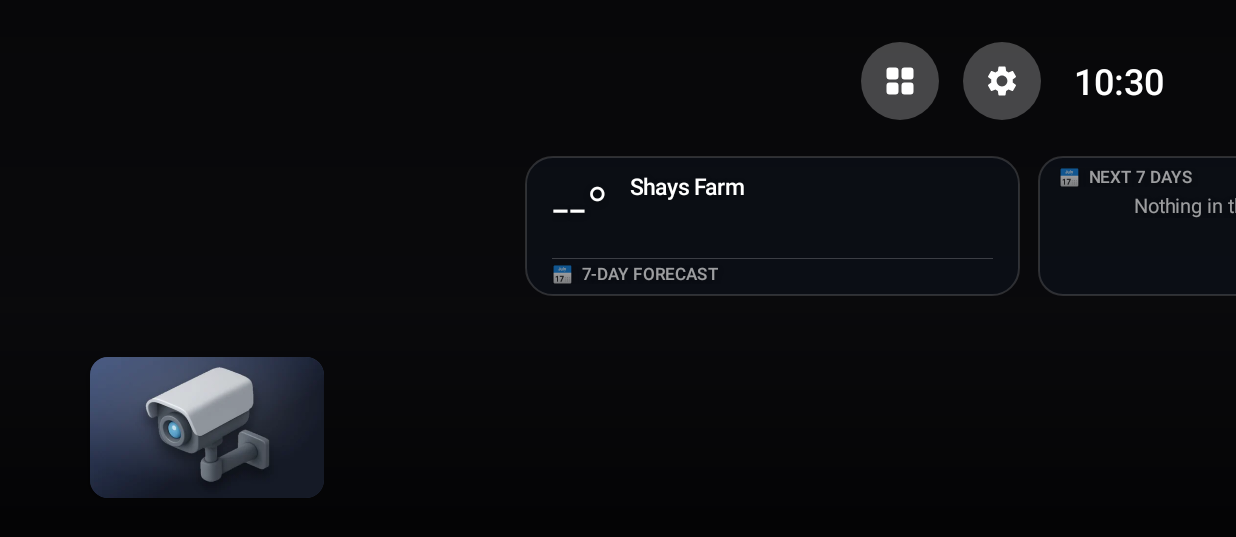
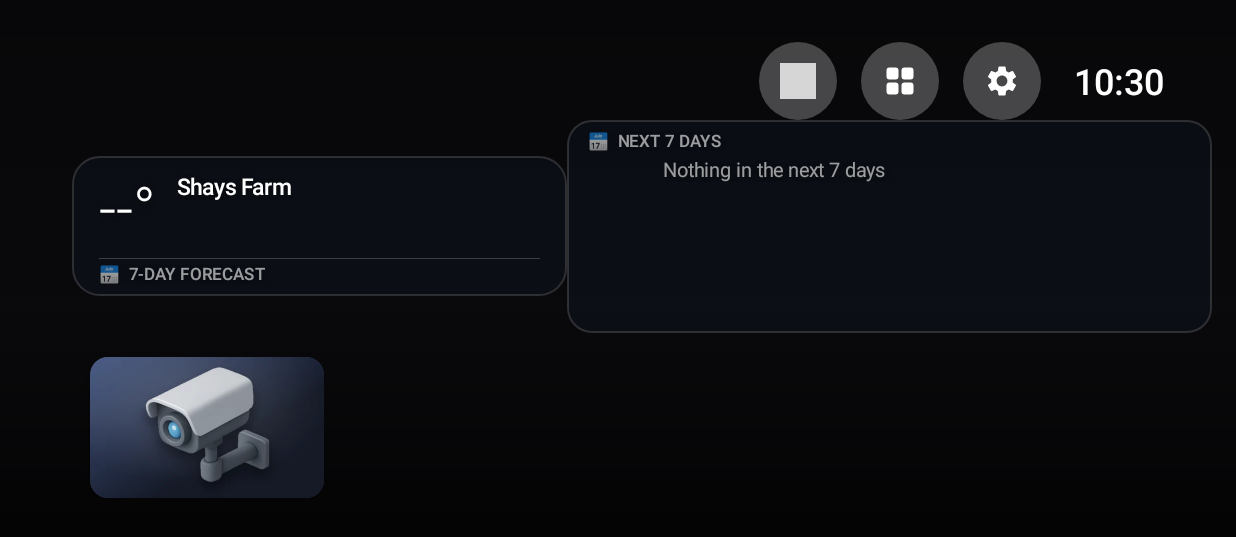
Before and after one commit to adrianhealey/firestick-launcher, an Android app: the screen it shows after launch (MainActivity), on a phone screen of 824 x 412 dp (held sideways). Shown: the top 537 px of the screen. Run offline under Robolectric (Android 15) with nearby library versions, the phone set to English and light mode, and no system bars; pictures from the network do not load; grey boxes are pictures that could not be loaded.

Commit message:
Update MainActivity.java

```diff
--- a/app/src/main/java/com/adrianhealey/tvhome/MainActivity.java
+++ b/app/src/main/java/com/adrianhealey/tvhome/MainActivity.java
@@ -7,6 +7,11 @@ import android.app.AlertDialog;
 import android.content.BroadcastReceiver;
 import android.content.Context;
 import android.content.Intent;
+import android.net.ConnectivityManager;
+import android.net.Network;
+import android.net.NetworkCapabilities;
+import android.graphics.PorterDuff;
+import android.widget.Toast;
 import android.content.IntentFilter;
 import android.graphics.Bitmap;
 import android.graphics.Color;
@@ -59,6 +64,9 @@ public class MainActivity extends Activity implements Tiles.Listener {
     private TextView emptyRow;
     private WeatherPanel weather;
     private CalendarPanel calendar;
+    private ImageView vpnIcon;
+    private FrameLayout vpnBtn;
+    private int vpnColor = 0xFFFF3B30;   // red until the VPN is confirmed up
 
     private String focusPkg;            // tile to re-focus after a rebuild
     private String movingPkg;           // app being moved, or null
@@ -97,6 +105,15 @@ public class MainActivity extends Activity implements Tiles.Listener {
         if (Prefs.consumeChanged(this)) { apps = AppRepo.load(this); renderRow(); }
         if (weather != null) weather.refreshIfStale();
         if (calendar != null) calendar.refreshIfStale();
+        updateVpnStatus();
+        ui.removeCallbacks(vpnPoll);
+        ui.post(vpnPoll);
+    }
+
+    @Override
+    protected void onPause() {
+        super.onPause();
+        ui.removeCallbacks(vpnPoll);
     }
 
     @Override
@@ -148,6 +165,31 @@ public class MainActivity extends Activity implements Tiles.Listener {
         top.setGravity(Gravity.CENTER_VERTICAL);
         top.setClipChildren(false);
         top.addView(new View(this), new LinearLayout.LayoutParams(0, 1, 1));
+        vpnBtn = new FrameLayout(this);
+        vpnBtn.setFocusable(true);
+        vpnBtn.setClickable(true);
+        vpnBtn.setContentDescription("VPN");
+        final GradientDrawable vpnBg = new GradientDrawable();
+        vpnBg.setShape(GradientDrawable.OVAL);
+        vpnBg.setColor(0x40FFFFFF);
+        vpnBtn.setBackground(vpnBg);
+        vpnBtn.setElevation(dp(2));
+        vpnIcon = new ImageView(this);
+        vpnIcon.setImageResource(R.drawable.ic_vpn);
+        vpnIcon.setColorFilter(vpnColor, PorterDuff.Mode.SRC_IN);
+        vpnBtn.addView(vpnIcon, new FrameLayout.LayoutParams(dp(24), dp(24), Gravity.CENTER));
+        vpnBtn.setOnFocusChangeListener((v, has) -> {
+            vpnBg.setColor(has ? Color.WHITE : 0x40FFFFFF);
+            vpnIcon.setColorFilter(has ? 0xFF1C1C1E : vpnColor, PorterDuff.Mode.SRC_IN);
+            v.animate().scaleX(has ? 1.15f : 1f).scaleY(has ? 1.15f : 1f).setDuration(120).start();
+        });
+        vpnBtn.setOnClickListener(v -> {
+            Intent vi = getPackageManager().getLaunchIntentForPackage("com.ixolit.ipvanish");
+            if (vi != null) { vi.addFlags(Intent.FLAG_ACTIVITY_NEW_TASK); startActivity(vi); }
+            else Toast.makeText(this, "IPVanish is not installed", Toast.LENGTH_SHORT).show();
+        });
+        top.addView(vpnBtn, new LinearLayout.LayoutParams(dp(52), dp(52)));
+        top.addView(new View(this), new LinearLayout.LayoutParams(dp(16), 1));
         top.addView(Tiles.roundButton(this, R.drawable.ic_apps, "All apps",
                 v -> startActivity(new Intent(this, AppsActivity.class))), new LinearLayout.LayoutParams(dp(52), dp(52)));
         top.addView(new View(this), new LinearLayout.LayoutParams(dp(16), 1));
@@ -163,44 +205,19 @@ public class MainActivity extends Activity implements Tiles.Listener {
         top.addView(clock);
         col.addView(top);
 
-        // top shelf: preview of the selected app with its name underneath,
-        // and the weather + 7-day calendar side by side on the right.
+        // shelf: weather on the left, the wide 7-day family calendar on the right
         LinearLayout shelf = new LinearLayout(this);
         shelf.setOrientation(LinearLayout.HORIZONTAL);
         shelf.setGravity(Gravity.CENTER_VERTICAL);
         shelf.setClipChildren(false);
-        preview = new FrameLayout(this);
-        preview.setElevation(dp(16));
-        title = new TextView(this);
-        title.setTextSize(TypedValue.COMPLEX_UNIT_SP, 22);
-        title.setMaxLines(1);
-        title.setTextColor(Color.WHITE);
-        title.setGravity(Gravity.CENTER_HORIZONTAL);
-        title.setTypeface(Typeface.create("sans-serif-medium", Typeface.NORMAL));
-        title.setShadowLayer(dp(6), 0, dp(2), 0x80000000);
-        LinearLayout leftCol = new LinearLayout(this);
-        leftCol.setOrientation(LinearLayout.VERTICAL);
-        leftCol.setClipChildren(false);
-        leftCol.setGravity(Gravity.CENTER_HORIZONTAL);
-        leftCol.addView(preview, new LinearLayout.LayoutParams(dp(PREVIEW_W), dp(PREVIEW_H)));
-        LinearLayout.LayoutParams titleLp = new LinearLayout.LayoutParams(dp(PREVIEW_W), ViewGroup.LayoutParams.WRAP_CONTENT);
-        titleLp.topMargin = dp(12);
-        leftCol.addView(title, titleLp);
-        shelf.addView(leftCol, new LinearLayout.LayoutParams(ViewGroup.LayoutParams.WRAP_CONTENT, ViewGroup.LayoutParams.WRAP_CONTENT));
-        // flexible gap pushes the weather + calendar group to the right
+        weather = new WeatherPanel(this);
+        shelf.addView(weather, new LinearLayout.LayoutParams(dp(330), ViewGroup.LayoutParams.WRAP_CONTENT));
+        // flexible gap between the two boxes
         View gap = new View(this);
         shelf.addView(gap, new LinearLayout.LayoutParams(0, 1, 1f));
-        // weather and the 7-day family calendar, matched height, side by side
-        LinearLayout rightGroup = new LinearLayout(this);
-        rightGroup.setOrientation(LinearLayout.HORIZONTAL);
-        rightGroup.setClipChildren(false);
-        weather = new WeatherPanel(this);
-        rightGroup.addView(weather, new LinearLayout.LayoutParams(dp(330), ViewGroup.LayoutParams.WRAP_CONTENT));
         calendar = new CalendarPanel(this);
-        LinearLayout.LayoutParams calLp = new LinearLayout.LayoutParams(dp(210), ViewGroup.LayoutParams.MATCH_PARENT);
-        calLp.leftMargin = dp(12);
-        rightGroup.addView(calendar, calLp);
-        shelf.addView(rightGroup, new LinearLayout.LayoutParams(ViewGroup.LayoutParams.WRAP_CONTENT, ViewGroup.LayoutParams.WRAP_CONTENT));
+        LinearLayout.LayoutParams calLp = new LinearLayout.LayoutParams(dp(430), ViewGroup.LayoutParams.MATCH_PARENT);
+        shelf.addView(calendar, calLp);
         col.addView(shelf, new LinearLayout.LayoutParams(ViewGroup.LayoutParams.MATCH_PARENT, 0, 1));
 
         // the home row
@@ -272,15 +289,38 @@ public class MainActivity extends Activity implements Tiles.Listener {
     }
 
     /** Update the top shelf and backdrop for the selected app. */
+    // ---- VPN status: green when a VPN (IPVanish) is up, red when not ----
+    private final Runnable vpnPoll = new Runnable() {
+        @Override public void run() {
+            updateVpnStatus();
+            ui.postDelayed(this, 5000);
+        }
+    };
+
+    private boolean vpnConnected() {
+        ConnectivityManager cm = (ConnectivityManager) getSystemService(CONNECTIVITY_SERVICE);
+        if (cm == null) return false;
+        try {
+            for (Network n : cm.getAllNetworks()) {
+                NetworkCapabilities nc = cm.getNetworkCapabilities(n);
+                if (nc != null && nc.hasTransport(NetworkCapabilities.TRANSPORT_VPN)) return true;
+            }
+        } catch (Exception ignored) { }
+        return false;
+    }
+
+    private void updateVpnStatus() {
+        vpnColor = vpnConnected() ? 0xFF34C759 : 0xFFFF3B30;
+        if (vpnIcon != null && vpnBtn != null && !vpnBtn.isFocused()) {
+            vpnIcon.setColorFilter(vpnColor, PorterDuff.Mode.SRC_IN);
+        }
+    }
+
     private void showShelf(AppRepo.App a) {
-        preview.removeAllViews();
         if (a == null) {
-            title.setText("TV Home");
             setBackdrop(new ColorDrawable(0xFF101014));
             return;
         }
-        preview.addView(Tiles.card(this, a, dp(PREVIEW_W), dp(PREVIEW_H), dp(16)), match());
-        title.setText(a.label);
 
         Bitmap blur = blurCache.get(a.pkg);
         if (blur == null) {
```
